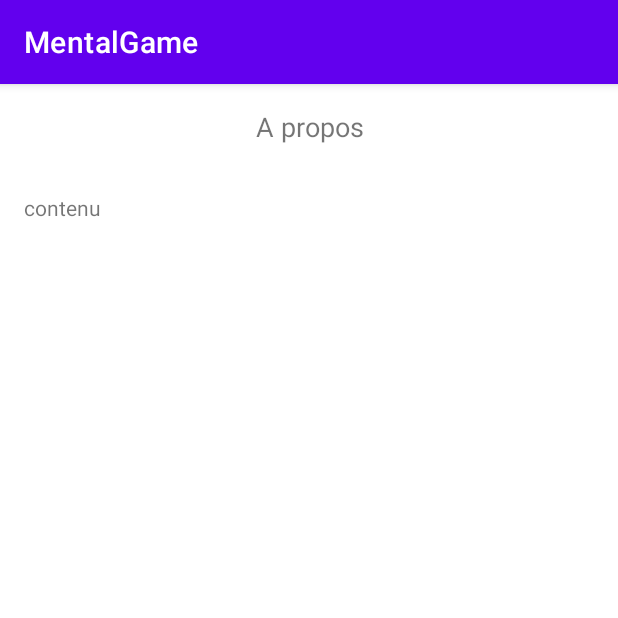
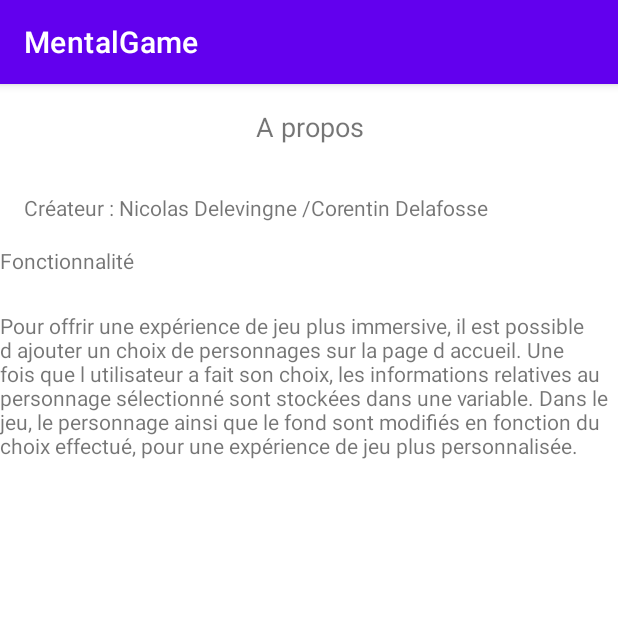
Before and after one commit to CorentinDelafosse/MentalGame, an Android app: the screen it shows after launch (AproposActivity), after a tap on "A PROPOS", on a phone screen of 412 x 824 dp, the top half of it. Run offline under Robolectric (Android 15) with nearby library versions, the phone set to English and light mode, and no system bars.

Commit message:
final push

```diff
--- a/app/src/main/res/layout/activity_apropos.xml
+++ b/app/src/main/res/layout/activity_apropos.xml
@@ -23,10 +23,22 @@
         <TextView
             android:id="@+id/txt_about_description"
             android:layout_width="match_parent"
-            android:layout_height="675dp"
+            android:layout_height="wrap_content"
             android:padding="16dp"
-            android:text="@string/about_content"
+            android:text="@string/creator"
             android:textSize="14sp" />
+
+        <TextView
+            android:id="@+id/textView2"
+            android:layout_width="match_parent"
+            android:layout_height="43dp"
+            android:text="Fonctionnalité " />
+
+        <TextView
+            android:id="@+id/textView"
+            android:layout_width="match_parent"
+            android:layout_height="135dp"
+            android:text="@string/surplus" />
 
     </LinearLayout>
 
--- a/app/src/main/res/menu/toolbar.xml
+++ b/app/src/main/res/menu/toolbar.xml
@@ -1,7 +1,9 @@
 <?xml version="1.0" encoding="utf-8"?>
 <menu xmlns:app="http://schemas.android.com/apk/res-auto"
     xmlns:android="http://schemas.android.com/apk/res/android">
-    <item android:title="Item" />
+    <item
+        android:id="@+id/item"
+        android:title="exit" />
     <item
         android:id="@+id/toolbar_timer"
         android:title="text"
--- a/app/src/main/res/values/strings.xml
+++ b/app/src/main/res/values/strings.xml
@@ -19,9 +19,11 @@
     <string name="button_valider">Valider</string>
     <string name="label_meilleurScore" translatable="false">Meilleurs scores</string>
     <string name="about_title" translatable="false">A propos</string>
-    <string name="about_content" translatable="false">contenu</string>
+    <string name="creator" translatable="false">Créateur : Nicolas Delevingne /Corentin Delafosse</string>
+    <string name="surplus" translatable="false">Pour offrir une expérience de jeu plus immersive, il est possible d ajouter un choix de personnages sur la page d accueil. Une fois que l utilisateur a fait son choix, les informations relatives au personnage sélectionné sont stockées dans une variable. Dans le jeu, le personnage ainsi que le fond sont modifiés en fonction du choix effectué, pour une expérience de jeu plus personnalisée.</string>
     <string name="errors" translatable="false">ERROR</string>
     <string name="aucun_score">AUCUN SCORE</string>
     <string name="best_score">MEILLEUR SCORE</string>
+    <string name="fonction">Fonctionnalité</string>
 
 </resources>
```
Also changed, not shown: app/src/main/java/com/example/mentalgame/CalculActivity.java (+7 -0 lines), 1 other file.
